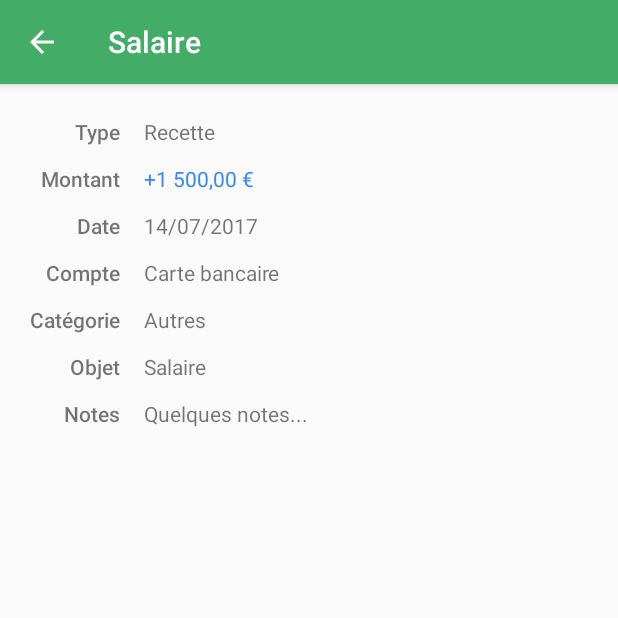
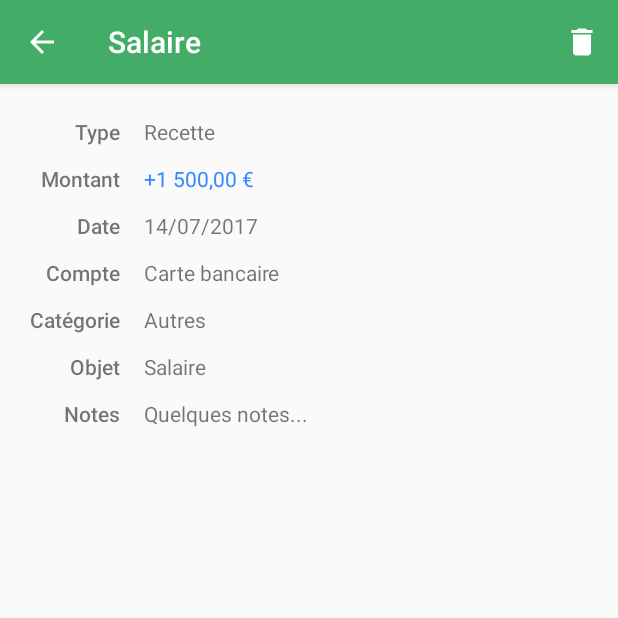
Before and after one commit to Calinou/if26-projet-android, an Android app: the screen it shows after launch (TransactionDetailActivity), after a tap on "Autres", on a phone screen of 412 x 824 dp, the top half of it. Run offline under Robolectric (Android 15) with nearby library versions, the phone set to English and light mode, and no system bars; our stand-ins replace Room's generated code.

Commit message:
Implement removing transactions (with a confirmation modal dialog)

```diff
--- a/app/src/main/java/fr/utt/if26_projet/TransactionDao.java
+++ b/app/src/main/java/fr/utt/if26_projet/TransactionDao.java
@@ -2,6 +2,7 @@ package fr.utt.if26_projet;
 
 import androidx.lifecycle.LiveData;
 import androidx.room.Dao;
+import androidx.room.Delete;
 import androidx.room.Insert;
 import androidx.room.Query;
 import java.util.List;
@@ -15,9 +16,9 @@ public interface TransactionDao {
   @Query("select * from transactions where id = :id")
   LiveData<Transaction> get(int id);
 
-  @Insert()
+  @Insert
   void insert(Transaction transaction);
 
-  @Query("delete from transactions")
-  void deleteAll();
+  @Delete
+  void delete(Transaction transaction);
 }
--- a/app/src/main/java/fr/utt/if26_projet/TransactionDetailActivity.java
+++ b/app/src/main/java/fr/utt/if26_projet/TransactionDetailActivity.java
@@ -1,11 +1,14 @@
 package fr.utt.if26_projet;
 
+import android.app.AlertDialog;
 import android.content.Context;
+import android.content.DialogInterface;
 import android.content.Intent;
 import android.content.SharedPreferences;
 import android.icu.text.SimpleDateFormat;
 import android.os.Build.VERSION_CODES;
 import android.os.Bundle;
+import android.view.Menu;
 import android.view.MenuItem;
 import android.widget.TextView;
 import androidx.annotation.Nullable;
@@ -23,6 +26,8 @@ public class TransactionDetailActivity extends AppCompatActivity {
 
   /** The transaction to display. */
   private Transaction transaction;
+
+  private TransactionViewModel transactionViewModel;
 
   private TextView kindTextView;
   private TextView amountTextView;
@@ -50,8 +55,7 @@ public class TransactionDetailActivity extends AppCompatActivity {
     notesTextView = findViewById(R.id.transaction_detail_notes);
 
     final Intent intent = getIntent();
-    final TransactionViewModel transactionViewModel =
-        new ViewModelProvider(this).get(TransactionViewModel.class);
+    transactionViewModel = new ViewModelProvider(this).get(TransactionViewModel.class);
     transactionViewModel
         .get(intent.getIntExtra(ARG_ITEM_ID, 0))
         .observe(
@@ -67,10 +71,42 @@ public class TransactionDetailActivity extends AppCompatActivity {
   }
 
   @Override
+  public boolean onCreateOptionsMenu(Menu menu) {
+    getMenuInflater().inflate(R.menu.transaction_detail, menu);
+
+    return true;
+  }
+
+  @Override
   public boolean onOptionsItemSelected(MenuItem item) {
     if (item.getItemId() == android.R.id.home) {
       finish();
       return true;
+    } else if (item.getItemId() == R.id.action_delete) {
+      final AlertDialog.Builder builder = new AlertDialog.Builder(this);
+      builder.setMessage(R.string.transaction_delete_confirm);
+      builder.setCancelable(true);
+
+      builder.setPositiveButton(
+          R.string.yes,
+          new DialogInterface.OnClickListener() {
+            public void onClick(DialogInterface dialog, int id) {
+              transactionViewModel.delete(transaction);
+              final Intent intent = new Intent(getBaseContext(), TransactionListActivity.class);
+              startActivity(intent);
+            }
+          });
+
+      builder.setNegativeButton(
+          R.string.no,
+          new DialogInterface.OnClickListener() {
+            public void onClick(DialogInterface dialog, int id) {
+              dialog.cancel();
+            }
+          });
+
+      final AlertDialog alertDialog = builder.create();
+      alertDialog.show();
     }
 
     return super.onOptionsItemSelected(item);
@@ -79,6 +115,7 @@ public class TransactionDetailActivity extends AppCompatActivity {
   /** Update the transaction details displayed in the view. */
   @RequiresApi(api = VERSION_CODES.N)
   private void updateTransactionDetails() {
+    if (transaction != null) {
       setTitle(transaction.getContents());
 
       kindTextView.setText(getString(transaction.getKindStringResource()));
@@ -105,3 +142,4 @@ public class TransactionDetailActivity extends AppCompatActivity {
       }
     }
   }
+}
--- a/app/src/main/java/fr/utt/if26_projet/TransactionViewModel.java
+++ b/app/src/main/java/fr/utt/if26_projet/TransactionViewModel.java
@@ -27,4 +27,8 @@ public class TransactionViewModel extends AndroidViewModel {
   public void insert(Transaction transaction) {
     transactionRepository.insert(transaction);
   }
+
+  public void delete(Transaction transaction) {
+    transactionRepository.delete(transaction);
+  }
 }
--- /dev/null
+++ b/app/src/main/res/drawable/ic_delete_black_24dp.xml
@@ -0,0 +1,5 @@
+<vector android:height="24dp" android:tint="#FFFFFF"
+    android:viewportHeight="24.0" android:viewportWidth="24.0"
+    android:width="24dp" xmlns:android="http://schemas.android.com/apk/res/android">
+    <path android:fillColor="#FF000000" android:pathData="M6,19c0,1.1 0.9,2 2,2h8c1.1,0 2,-0.9 2,-2V7H6v12zM19,4h-3.5l-1,-1h-5l-1,1H5v2h14V4z"/>
+</vector>
--- /dev/null
+++ b/app/src/main/res/menu/transaction_detail.xml
@@ -0,0 +1,10 @@
+<?xml version="1.0" encoding="utf-8"?>
+<menu xmlns:android="http://schemas.android.com/apk/res/android"
+    xmlns:app="http://schemas.android.com/apk/res-auto">
+    <item
+      android:id="@+id/action_delete"
+      android:icon="@drawable/ic_delete_black_24dp"
+      android:orderInCategory="100"
+      android:title="@string/action_delete"
+      app:showAsAction="always" />
+</menu>
--- a/app/src/main/res/values/strings.xml
+++ b/app/src/main/res/values/strings.xml
@@ -28,4 +28,8 @@
   <string name="settings_discreet_mode_description_2">Cela vous permet d\'utiliser l\'application en toute sérénité dans des lieux publics, par exemple.</string>
   <string name="setting_discreet_mode" translatable="false">discreet_mode</string>
   <string name="transaction_no_notes">Pas de notes</string>
+  <string name="action_delete">Supprimer</string>
+  <string name="transaction_delete_confirm">Voulez-vous vraiment supprimer cette transaction ?</string>
+  <string name="yes">Oui</string>
+  <string name="no">Non</string>
 </resources>
```
Also changed, not shown: app/src/main/java/fr/utt/if26_projet/TransactionRepository.java (+31 -0 lines). Lines whose indentation alone changed are shown as unchanged.
